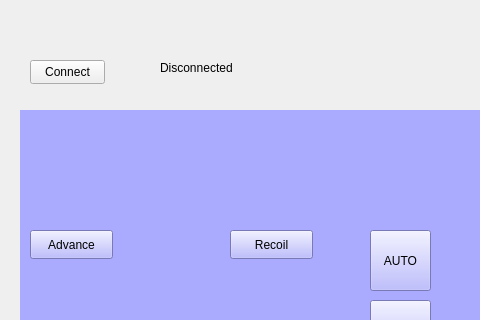
Above: ProyectoNeu.ui from osvaldillo/interfaz-banco-cortadora before the change; both pictures show x 0 to 480 and y 0 to 320 of the 1000 by 800 pixel window. Below: the same form after it.
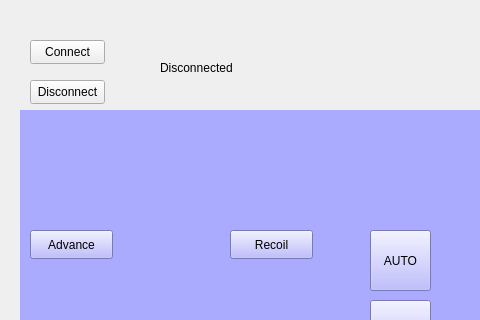
That is the form after the change. Icons and pictures are not drawn.

```diff
--- a/ProyectoNeu.ui
+++ b/ProyectoNeu.ui
@@ -725,7 +725,7 @@
     <property name="geometry">
      <rect>
       <x>30</x>
-      <y>60</y>
+      <y>40</y>
       <width>75</width>
       <height>24</height>
      </rect>
@@ -747,6 +747,19 @@
      <string>Disconnected</string>
     </property>
    </widget>
+   <widget class="QPushButton" name="disconnectionButton">
+    <property name="geometry">
+     <rect>
+      <x>30</x>
+      <y>80</y>
+      <width>75</width>
+      <height>24</height>
+     </rect>
+    </property>
+    <property name="text">
+     <string>Disconnect</string>
+    </property>
+   </widget>
   </widget>
   <widget class="QMenuBar" name="menubar">
    <property name="geometry">
```
